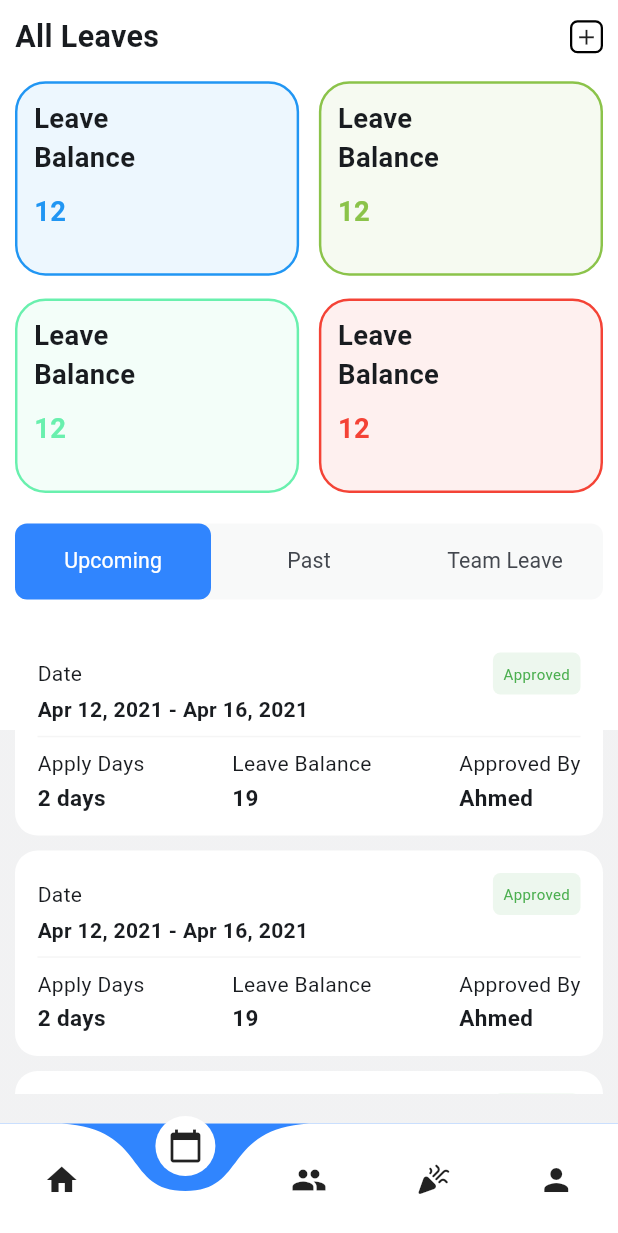
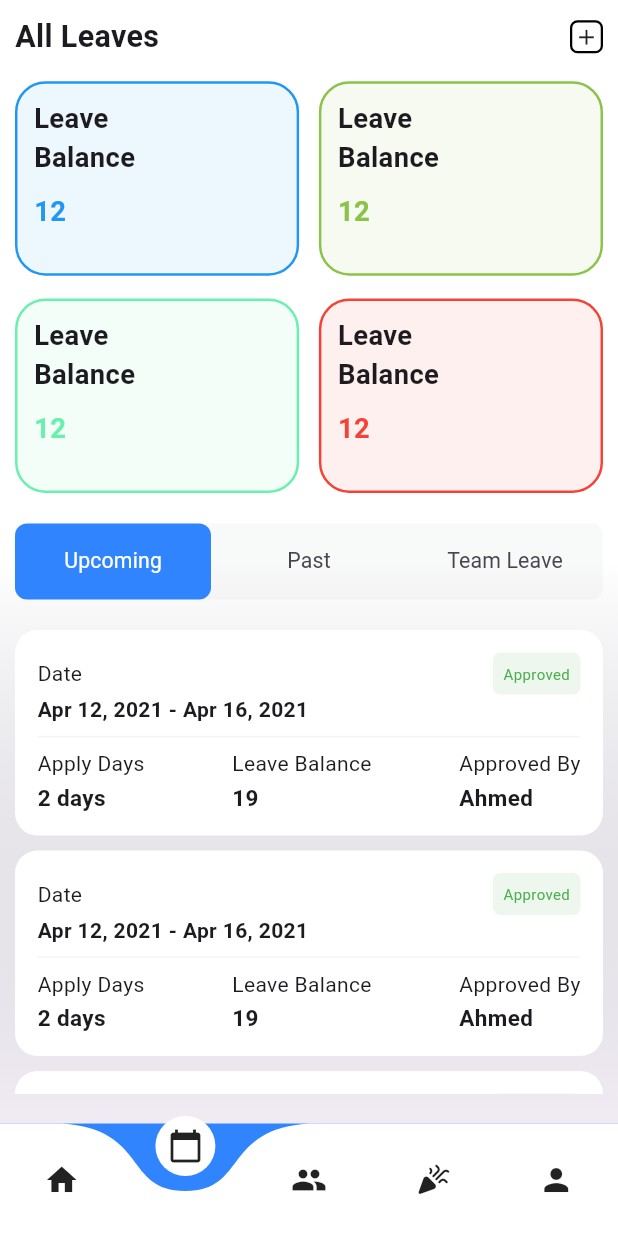
Before and after one commit to rokaia-ahmed/employee_system, a Flutter app: the LayoutScreen screen opened by its route, item 2 of the bottom bar chosen, on a phone screen of 412 x 824 dp. Shown: the top 1233 px of the screen. Run offline on Flutter 3.47's test engine with Material 3 defaults, Android fonts, the light colour scheme and no system bars; drawn by our look-alikes of curved_navigation_bar; our stand-ins replace flutter_screenutil, flutter_svg, pin_code_fields; network calls fail.

Commit message:
some edites

```diff
--- a/lib/features/leaves/presentation/screens/leaves_screen.dart
+++ b/lib/features/leaves/presentation/screens/leaves_screen.dart
@@ -19,8 +19,9 @@ class LeavesScreen extends StatelessWidget {
         gradient: LinearGradient(
           begin: Alignment.topCenter,
         end: Alignment.bottomCenter,
-        stops: [0.65,0.3],
+       // stops: [0.65,0.3],
         colors: [
+        Colors.white,
         Colors.white,
           LightColors.greyColor.withValues(alpha: 0.16),
     ],
```
Also changed, not shown: lib/main.dart (+5 -4 lines), pubspec.lock, 250 other files.
